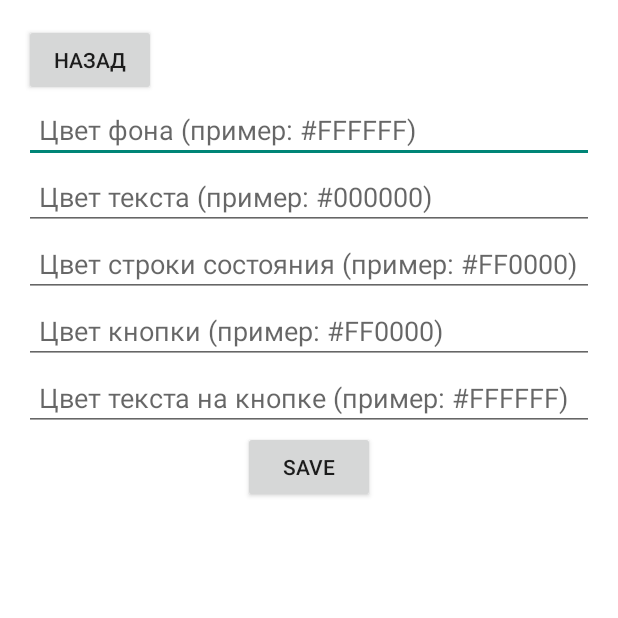
After one commit to EvgenioLoveS/PrMP, an Android app built with Jetpack Compose: the ThemeSettingsActivity screen opened directly, with no data from a screen before it, on a phone screen of 412 x 824 dp, the top half of it. The commit adds this screen. Run offline under Robolectric (Android 15) with nearby library versions, the phone set to English and light mode, and no system bars; our stand-ins replace Firebase (no records; nobody signed in at launch, a user with empty details on screens opened directly).

Commit message:
release version <v3.0.1 - Added theme setting>

```diff
--- a/app/build.gradle.kts
+++ b/app/build.gradle.kts
@@ -45,6 +45,7 @@ dependencies {
     implementation(platform(libs.firebase.bom))
     implementation(libs.firebase.firestore)
 
+    implementation(libs.androidx.constraintlayout)
 
     implementation(libs.androidx.core.ktx)
     implementation(libs.androidx.lifecycle.runtime.ktx)
@@ -56,6 +57,7 @@ dependencies {
     implementation(libs.androidx.material3)
     implementation(libs.androidx.core.splashscreen)
     implementation(libs.androidx.recyclerview)
+    implementation(libs.androidx.appcompat)
     testImplementation(libs.junit)
     androidTestImplementation(libs.androidx.junit)
     androidTestImplementation(libs.androidx.espresso.core)
--- a/app/src/main/AndroidManifest.xml
+++ b/app/src/main/AndroidManifest.xml
@@ -32,6 +32,11 @@
             android:exported="true"
             android:label="History" />
 
+        <activity
+            android:name=".ThemeSettingsActivity"
+            android:exported="true"
+            android:label="Theme Settings" />
+
     </application>
 
 </manifest>
--- a/app/src/main/java/com/example/ios_calculator/HistoryActivity.kt
+++ b/app/src/main/java/com/example/ios_calculator/HistoryActivity.kt
@@ -7,8 +7,8 @@ import android.widget.Button
 import androidx.activity.ComponentActivity
 import androidx.recyclerview.widget.LinearLayoutManager
 import androidx.recyclerview.widget.RecyclerView
-import com.example.ios_calculator.logic.ActionHistoryRepository
-import com.example.ios_calculator.logic.HistoryAdapter
+import com.example.ios_calculator.HistoryLogic.ActionHistoryRepository
+import com.example.ios_calculator.HistoryLogic.HistoryAdapter
 
 class HistoryActivity : ComponentActivity() {
 
--- a/app/src/main/java/com/example/ios_calculator/logic/ActionHistory.kt
+++ b/app/src/main/java/com/example/ios_calculator/HistoryLogic/ActionHistory.kt
@@ -1,4 +1,4 @@
-package com.example.ios_calculator.logic
+package com.example.ios_calculator.HistoryLogic
 
 data class ActionHistory (
     val history: List<String> = emptyList()
--- a/app/src/main/java/com/example/ios_calculator/logic/ActionHistoryRepository.kt
+++ b/app/src/main/java/com/example/ios_calculator/HistoryLogic/ActionHistoryRepository.kt
@@ -1,7 +1,6 @@
-package com.example.ios_calculator.logic
+package com.example.ios_calculator.HistoryLogic
 
 import android.util.Log
-import com.example.ios_calculator.logic.ActionHistory
 import com.google.firebase.firestore.FirebaseFirestore
 import com.google.firebase.firestore.ktx.firestore
 import com.google.firebase.ktx.Firebase
--- a/app/src/main/java/com/example/ios_calculator/logic/HistoryAdapter.kt
+++ b/app/src/main/java/com/example/ios_calculator/HistoryLogic/HistoryAdapter.kt
@@ -1,4 +1,4 @@
-package com.example.ios_calculator.logic
+package com.example.ios_calculator.HistoryLogic
 
 
 import android.view.LayoutInflater
--- /dev/null
+++ b/app/src/main/java/com/example/ios_calculator/ThemeLogic/ActionThemeRepository.kt
@@ -0,0 +1,37 @@
+package com.example.ios_calculator.ThemeLogic
+
+import android.util.Log
+import com.google.firebase.firestore.FirebaseFirestore
+
+object ActionThemeRepository {
+    private val db = FirebaseFirestore.getInstance()
+
+    fun saveThemeParameters(actionTheme: ActionTheme) {
+        db.collection("themeSettings").document("currentTheme")
+            .set(actionTheme)
+            .addOnSuccessListener {
+                Log.d("Firestore", "Theme parameters saved successfully")
+            }
+            .addOnFailureListener { e ->
+                Log.w("Firestore", "Error saving theme parameters", e)
+            }
+    }
+
+    fun loadThemeParameters(onSuccess: (ActionTheme) -> Unit) {
+        db.collection("themeSettings").document("currentTheme")
+            .get()
+            .addOnSuccessListener { document ->
+                if (document != null) {
+                    val actionTheme = document.toObject(ActionTheme::class.java)
+                    if (actionTheme != null) {
+                        onSuccess(actionTheme)
+                    }
+                } else {
+                    Log.d("Firestore", "No such document")
+                }
+            }
+            .addOnFailureListener { e ->
+                Log.w("Firestore", "Error getting document", e)
+            }
+    }
+}
--- /dev/null
+++ b/app/src/main/java/com/example/ios_calculator/ThemeSettingsActivity.kt
@@ -0,0 +1,59 @@
+package com.example.ios_calculator
+
+import android.os.Bundle
+import android.widget.Button
+import android.widget.EditText
+import androidx.activity.ComponentActivity
+import com.example.ios_calculator.ThemeLogic.ActionThemeRepository
+import com.example.ios_calculator.ThemeLogic.ActionTheme
+
+class ThemeSettingsActivity : ComponentActivity() {
+
+    private lateinit var etBackgroundColor: EditText
+    private lateinit var etTextColor: EditText
+    private lateinit var etStatusBarColor: EditText
+    private lateinit var etButtonColor: EditText
+    private lateinit var etButtonTextColor: EditText
+    private lateinit var btnSave: Button
+    private lateinit var btnBack: Button
+
+    override fun onCreate(savedInstanceState: Bundle?) {
+        super.onCreate(savedInstanceState)
+        setContentView(R.layout.activity_theme_settings)
+
+        etBackgroundColor = findViewById(R.id.etBackgroundColor)
+        etTextColor = findViewById(R.id.etTextColor)
+        etStatusBarColor = findViewById(R.id.etStatusBarColor)
+        etButtonColor = findViewById(R.id.etButtonColor)
+        etButtonTextColor = findViewById(R.id.etButtonTextColor)
+        btnSave = findViewById(R.id.btnSave)
+        btnBack = findViewById(R.id.btnBack)
+
+        // Загрузка текущих параметров темы
+        ActionThemeRepository.loadThemeParameters { themeParameters ->
+            etBackgroundColor.setText(themeParameters.backgroundColor)
+            etTextColor.setText(themeParameters.textColor)
+            etStatusBarColor.setText(themeParameters.statusBarColor)
+            etButtonColor.setText(themeParameters.buttonColor) // Новый параметр
+            etButtonTextColor.setText(themeParameters.buttonTextColor) // Новый параметр
+        }
+
+        // Обработчик нажатия на кнопку "Назад"
+        btnBack.setOnClickListener {
+            finish() // Закрыть этот экран и вернуться к предыдущему
+        }
+
+        // Обработчик нажатия на кнопку сохранения
+        btnSave.setOnClickListener {
+            val newParameters = ActionTheme(
+                backgroundColor = etBackgroundColor.text.toString(),
+                textColor = etTextColor.text.toString(),
+                statusBarColor = etStatusBarColor.text.toString(),
+                buttonColor = etButtonColor.text.toString(), // Новый параметр
+                buttonTextColor = etButtonTextColor.text.toString() // Новый параметр
+            )
+            ActionThemeRepository.saveThemeParameters(newParameters)
+            finish() // Закрыть этот экран после сохранения
+        }
+    }
+}
--- /dev/null
+++ b/app/src/main/res/layout/activity_theme_settings.xml
@@ -0,0 +1,77 @@
+<androidx.constraintlayout.widget.ConstraintLayout
+    xmlns:android="http://schemas.android.com/apk/res/android"
+    xmlns:app="http://schemas.android.com/apk/res-auto"
+    android:layout_width="match_parent"
+    android:layout_height="match_parent"
+    android:padding="16dp">
+
+    <Button
+        android:id="@+id/btnBack"
+        android:layout_width="wrap_content"
+        android:layout_height="wrap_content"
+        android:text="Назад"
+        android:padding="8dp"
+        app:layout_constraintTop_toTopOf="parent"
+        app:layout_constraintStart_toStartOf="parent" />
+
+    <EditText
+        android:id="@+id/etBackgroundColor"
+        android:layout_width="0dp"
+        android:layout_height="wrap_content"
+        android:hint="Цвет фона (пример: #FFFFFF)"
+        android:padding="10dp"
+        app:layout_constraintTop_toBottomOf="@id/btnBack"
+        app:layout_constraintStart_toStartOf="parent"
+        app:layout_constraintEnd_toEndOf="parent" />
+
+    <EditText
+        android:id="@+id/etTextColor"
+        android:layout_width="0dp"
+        android:layout_height="wrap_content"
+        android:hint="Цвет текста (пример: #000000)"
+        android:padding="10dp"
+        app:layout_constraintTop_toBottomOf="@id/etBackgroundColor"
+        app:layout_constraintStart_toStartOf="parent"
+        app:layout_constraintEnd_toEndOf="parent" />
+
+    <EditText
+        android:id="@+id/etStatusBarColor"
+        android:layout_width="0dp"
+        android:layout_height="wrap_content"
+        android:hint="Цвет строки состояния (пример: #FF0000)"
+        android:padding="10dp"
+        app:layout_constraintTop_toBottomOf="@id/etTextColor"
+        app:layout_constraintStart_toStartOf="parent"
+        app:layout_constraintEnd_toEndOf="parent" />
+
+    <EditText
+        android:id="@+id/etButtonColor"
+        android:layout_width="0dp"
+        android:layout_height="wrap_content"
+        android:hint="Цвет кнопки (пример: #FF0000)"
+        android:padding="10dp"
+        app:layout_constraintTop_toBottomOf="@id/etStatusBarColor"
+        app:layout_constraintStart_toStartOf="parent"
+        app:layout_constraintEnd_toEndOf="parent" />
+
+    <EditText
+        android:id="@+id/etButtonTextColor"
+        android:layout_width="0dp"
+        android:layout_height="wrap_content"
+        android:hint="Цвет текста на кнопке (пример: #FFFFFF)"
+        android:padding="10dp"
+        app:layout_constraintTop_toBottomOf="@id/etButtonColor"
+        app:layout_constraintStart_toStartOf="parent"
+        app:layout_constraintEnd_toEndOf="parent" />
+
+    <Button
+        android:id="@+id/btnSave"
+        android:layout_width="wrap_content"
+        android:layout_height="wrap_content"
+        android:text="Save"
+        android:padding="8dp"
+        app:layout_constraintTop_toBottomOf="@id/etButtonTextColor"
+        app:layout_constraintStart_toStartOf="parent"
+        app:layout_constraintEnd_toEndOf="parent" />
+
+</androidx.constraintlayout.widget.ConstraintLayout>
--- a/gradle/libs.versions.toml
+++ b/gradle/libs.versions.toml
@@ -12,10 +12,12 @@ coreSplashscreen = "1.0.1"
 gmsVersion = "4.4.2"
 bomVersion = "33.8.0"
 recyclerview = "1.4.0"
+appcompat = "1.7.0"
 
 [libraries]
 firebase-bom = { group = "com.google.firebase", name = "firebase-bom", version.ref = "bomVersion" }
 firebase-firestore = { group = "com.google.firebase", name = "firebase-firestore-ktx"}
+
 
 androidx-core-ktx = { group = "androidx.core", name = "core-ktx", version.ref = "coreKtx" }
 junit = { group = "junit", name = "junit", version.ref = "junit" }
@@ -33,6 +35,8 @@ androidx-ui-test-junit4 = { group = "androidx.compose.ui", name = "ui-test-junit
 androidx-material3 = { group = "androidx.compose.material3", name = "material3" }
 androidx-core-splashscreen = { group = "androidx.core", name = "core-splashscreen", version.ref = "coreSplashscreen" }
 androidx-recyclerview = { group = "androidx.recyclerview", name = "recyclerview", version.ref = "recyclerview" }
+androidx-appcompat = { group = "androidx.appcompat", name = "appcompat", version.ref = "appcompat" }
+androidx-constraintlayout = { group = "androidx.constraintlayout", name = "constraintlayout", version = "2.2.0"   }
 
 [plugins]
 android-application = { id = "com.android.application", version.ref = "agp" }
```
Also changed, not shown: app/src/main/java/com/example/ios_calculator/MainActivity.kt (+70 -4 lines), app/src/main/java/com/example/ios_calculator/ThemeLogic/ActionTheme.kt (added, +9 -0 lines), app/src/main/java/com/example/ios_calculator/logic/CalculatorLogic.kt (+20 -3 lines), app/src/main/res/layout-land/activity_calculator.xml (+10 -1 lines), app/src/main/res/layout/activity_calculator.xml (+10 -0 lines), app/src/main/res/layout/activity_history.xml (+22 -6 lines).
